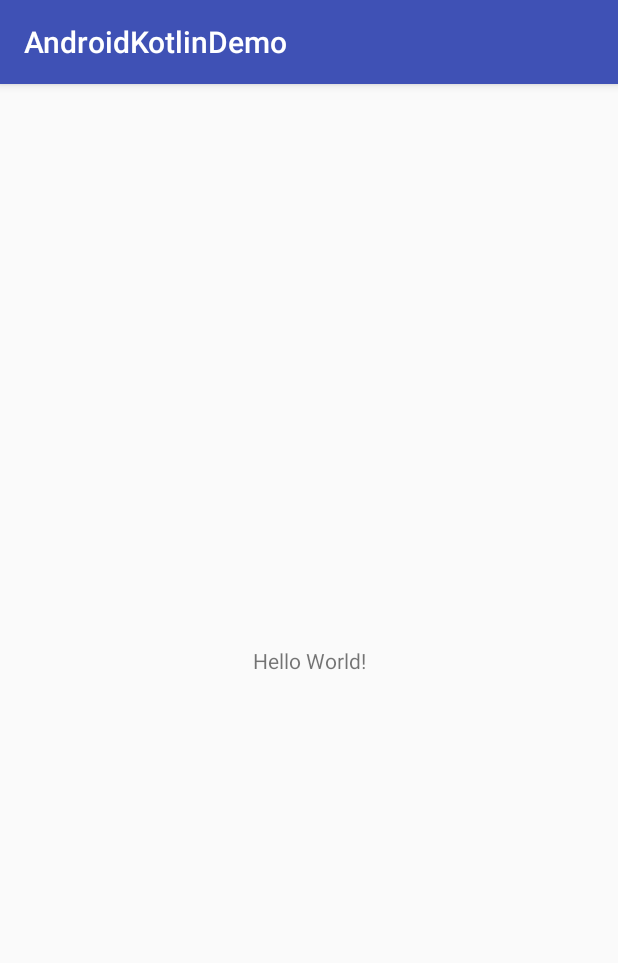
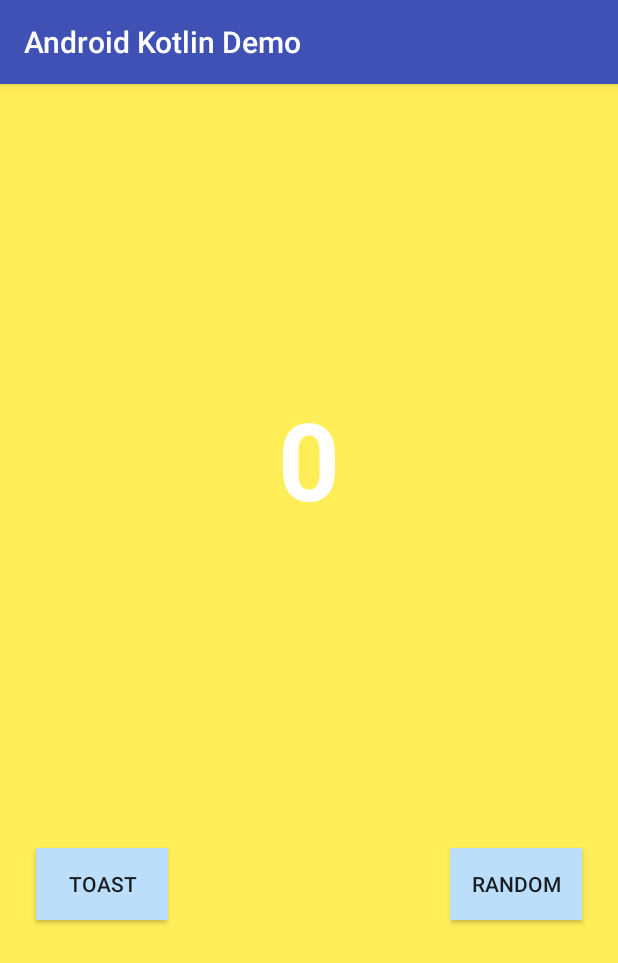
Before and after one commit to snazarkoo/android-kotlin-demo, an Android app: the screen it shows after launch (MainActivity), on a phone screen of 412 x 824 dp. Shown: the top 963 px of the screen. Run offline under Robolectric (Android 15) with nearby library versions, the phone set to English and light mode, and no system bars.

Commit message:
Added functional buttons

```diff
--- a/app/src/main/res/layout/activity_main.xml
+++ b/app/src/main/res/layout/activity_main.xml
@@ -4,15 +4,63 @@
     xmlns:tools="http://schemas.android.com/tools"
     android:layout_width="match_parent"
     android:layout_height="match_parent"
+    android:background="@color/screenBackground"
     tools:context="com.example.nay.androidkotlindemo.MainActivity">
 
     <TextView
+        android:id="@+id/textView"
         android:layout_width="wrap_content"
         android:layout_height="wrap_content"
-        android:text="Hello World!"
+        android:fontFamily="sans-serif"
+        android:text="@string/hello_world_text"
+        android:textColor="@android:color/white"
+        android:textSize="72sp"
+        android:textStyle="bold"
         app:layout_constraintBottom_toBottomOf="parent"
         app:layout_constraintLeft_toLeftOf="parent"
         app:layout_constraintRight_toRightOf="parent"
-        app:layout_constraintTop_toTopOf="parent" />
+        app:layout_constraintTop_toTopOf="parent"
+        app:layout_constraintVertical_bias="0.3" />
+
+    <Button
+        android:id="@+id/toast_button"
+        android:layout_width="wrap_content"
+        android:layout_height="wrap_content"
+        android:layout_marginBottom="8dp"
+        android:layout_marginStart="24dp"
+        android:layout_marginTop="8dp"
+        android:text="TOAST"
+        android:background="@color/buttonBackground"
+        app:layout_constraintBottom_toBottomOf="parent"
+        app:layout_constraintStart_toStartOf="parent"
+        app:layout_constraintTop_toBottomOf="@+id/textView" />
+
+    <Button
+        android:id="@+id/random_button"
+        android:layout_width="wrap_content"
+        android:layout_height="wrap_content"
+        android:layout_marginBottom="8dp"
+        android:layout_marginEnd="24dp"
+        android:layout_marginTop="8dp"
+        android:text="RANDOM"
+        android:background="@color/buttonBackground"
+        app:layout_constraintBottom_toBottomOf="parent"
+        app:layout_constraintEnd_toEndOf="parent"
+        app:layout_constraintTop_toBottomOf="@+id/textView" />
+
+    <Button
+        android:id="@+id/count_button"
+        android:layout_width="wrap_content"
+        android:layout_height="wrap_content"
+        android:layout_marginBottom="8dp"
+        android:layout_marginEnd="8dp"
+        android:layout_marginStart="8dp"
+        android:layout_marginTop="8dp"
+        android:text="COUNT"
+        android:background="@color/buttonBackground"
+        app:layout_constraintBottom_toBottomOf="parent"
+        app:layout_constraintEnd_toStartOf="@+id/toast_button"
+        app:layout_constraintStart_toEndOf="@+id/random_button"
+        app:layout_constraintTop_toBottomOf="@+id/textView" />
 
 </android.support.constraint.ConstraintLayout>
--- a/app/src/main/res/values/colors.xml
+++ b/app/src/main/res/values/colors.xml
@@ -3,4 +3,6 @@
     <color name="colorPrimary">#3F51B5</color>
     <color name="colorPrimaryDark">#303F9F</color>
     <color name="colorAccent">#FF4081</color>
+    <color name="screenBackground">#ffee58</color>
+    <color name="buttonBackground">#BBDEFB</color>
 </resources>
--- a/app/src/main/res/values/strings.xml
+++ b/app/src/main/res/values/strings.xml
@@ -1,3 +1,4 @@
 <resources>
-    <string name="app_name">AndroidKotlinDemo</string>
+    <string name="app_name">Android Kotlin Demo</string>
+    <string name="hello_world_text">0</string>
 </resources>
```
Also changed, not shown: 1 other file.
